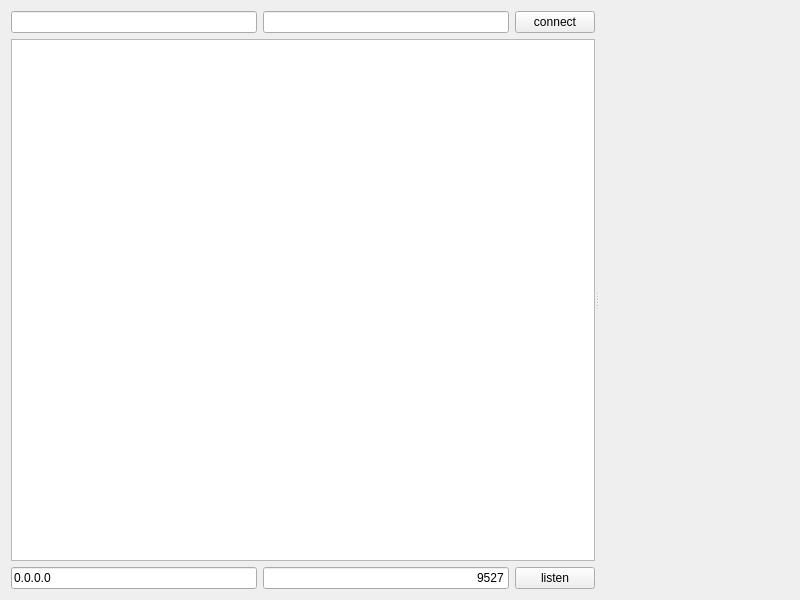
BruceKangCN/clush-client, file Clush.ui: the form before one commit.
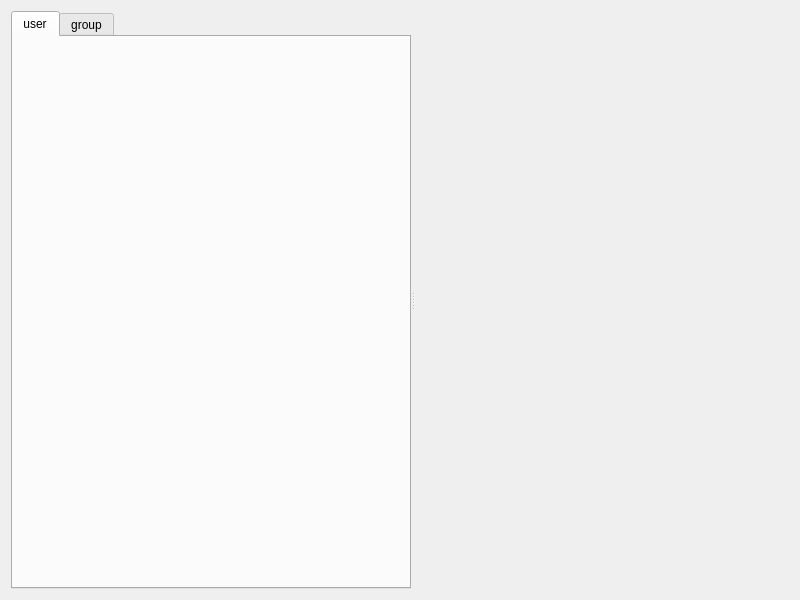
The form after the commit. Custom widgets are drawn as their Qt base class.

```diff
--- a/Clush.ui
+++ b/Clush.ui
@@ -13,84 +13,50 @@
   <property name="windowTitle">
    <string>Clush</string>
   </property>
-  <layout class="QGridLayout" name="gridLayout_2">
+  <layout class="QGridLayout" name="gridLayout_3">
    <item row="0" column="0">
     <widget class="QSplitter" name="splitter">
      <property name="orientation">
       <enum>Qt::Horizontal</enum>
      </property>
-     <widget class="QWidget" name="layoutWidget">
-      <layout class="QGridLayout" name="gridLayout">
-       <item row="0" column="0">
-        <widget class="QLineEdit" name="hostLE">
-         <property name="text">
-          <string/>
-         </property>
-        </widget>
-       </item>
-       <item row="0" column="1">
-        <widget class="QLineEdit" name="portLE">
-         <property name="minimumSize">
-          <size>
-           <width>0</width>
-           <height>0</height>
-          </size>
-         </property>
-         <property name="text">
-          <string/>
-         </property>
-         <property name="maxLength">
-          <number>5</number>
-         </property>
-         <property name="alignment">
-          <set>Qt::AlignRight|Qt::AlignTrailing|Qt::AlignVCenter</set>
-         </property>
-        </widget>
-       </item>
-       <item row="0" column="2">
-        <widget class="QPushButton" name="connectBtn">
-         <property name="text">
-          <string>connect</string>
-         </property>
-        </widget>
-       </item>
-       <item row="2" column="0">
-        <widget class="QLineEdit" name="ListenHostLE">
-         <property name="text">
-          <string>0.0.0.0</string>
-         </property>
-        </widget>
-       </item>
-       <item row="2" column="1">
-        <widget class="QLineEdit" name="listenPortLE">
-         <property name="text">
-          <string>9527</string>
-         </property>
-         <property name="maxLength">
-          <number>5</number>
-         </property>
-         <property name="alignment">
-          <set>Qt::AlignRight|Qt::AlignTrailing|Qt::AlignVCenter</set>
-         </property>
-        </widget>
-       </item>
-       <item row="2" column="2">
-        <widget class="QPushButton" name="listenBtn">
-         <property name="text">
-          <string>listen</string>
-         </property>
-        </widget>
-       </item>
-       <item row="1" column="0" colspan="3">
-        <widget class="QListView" name="contactList"/>
-       </item>
-      </layout>
+     <widget class="QTabWidget" name="tabWidget">
+      <property name="currentIndex">
+       <number>0</number>
+      </property>
+      <widget class="QWidget" name="userTab">
+       <attribute name="title">
+        <string>user</string>
+       </attribute>
+       <layout class="QGridLayout" name="gridLayout_2">
+        <item row="0" column="0">
+         <widget class="clush::ContactWidget" name="userWidget" native="true"/>
+        </item>
+       </layout>
+      </widget>
+      <widget class="QWidget" name="groupTab">
+       <attribute name="title">
+        <string>group</string>
+       </attribute>
+       <layout class="QGridLayout" name="gridLayout">
+        <item row="0" column="0">
+         <widget class="clush::ContactWidget" name="groupWidget" native="true"/>
+        </item>
+       </layout>
+      </widget>
      </widget>
      <widget class="QWidget" name="widget" native="true"/>
     </widget>
    </item>
   </layout>
  </widget>
+ <customwidgets>
+  <customwidget>
+   <class>clush::ContactWidget</class>
+   <extends>QWidget</extends>
+   <header location="global">ContactWidget.hpp</header>
+   <container>1</container>
+  </customwidget>
+ </customwidgets>
  <resources/>
  <connections/>
 </ui>
```
